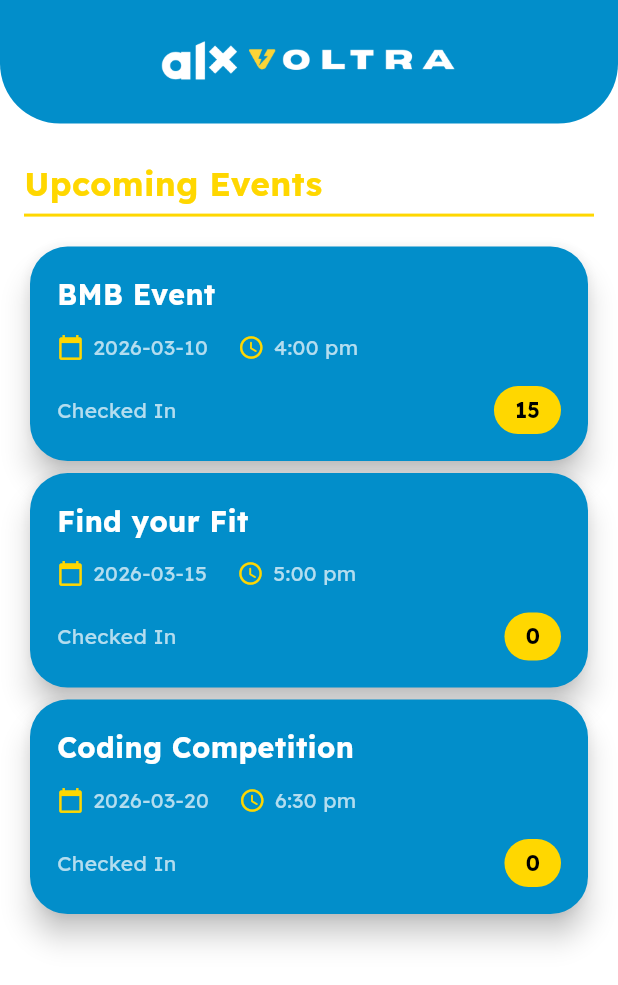
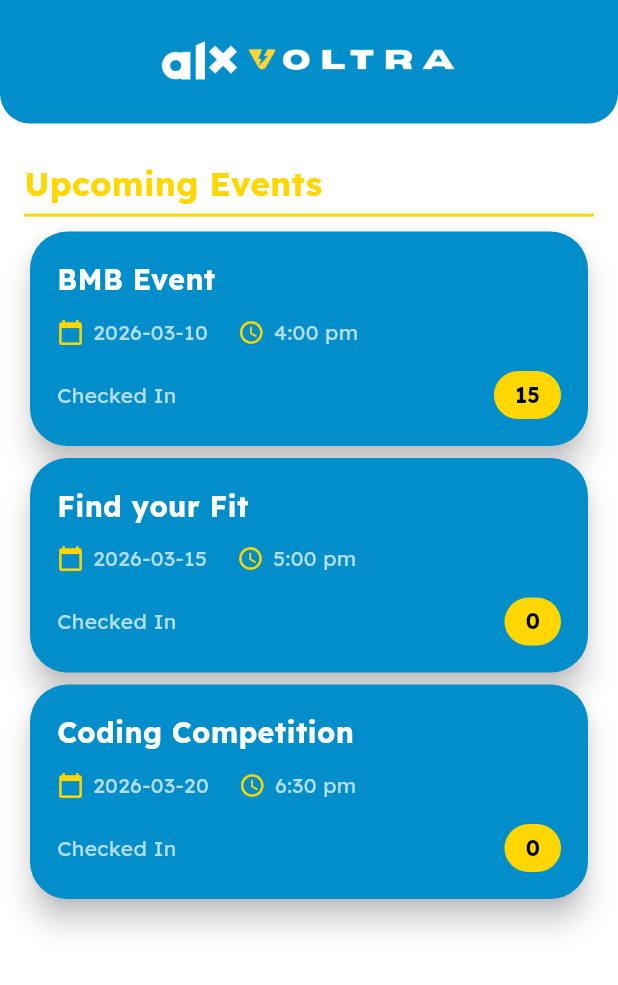
Before and after one commit to klarasameh1/VoltraScanner, a Flutter app: the screen it shows after launch, on a phone screen of 412 x 824 dp. Shown: the top 985 px of the screen. Run offline on Flutter 3.47's test engine with Material 3 defaults, Android fonts, the phone set to English and light mode, and no system bars; our stand-ins replace audioplayers; missing offline and left inert: mobile_scanner.

Commit message:
ui touches

```diff
--- a/lib/features/scanner/presentation/screens/home_screen.dart
+++ b/lib/features/scanner/presentation/screens/home_screen.dart
@@ -79,14 +79,14 @@ class _HomeScreenState extends State<HomeScreen> {
                     ),
                     const SizedBox(height: 5),
                     Container(height: 2, color: const Color(0xffffd700)),
-                    const SizedBox(height: 16),
+                    const SizedBox(height: 6),
 
                     Expanded(
                       child: Builder(
                         builder: (_) {
                           if (isLoading) {
                             return const Center(
-                              child: CircularProgressIndicator(),
+                              child: CircularProgressIndicator(color:Color(0xFF028ECA) ,),
                             );
                           }
 
--- a/lib/features/scanner/presentation/widgets/app_bar.dart
+++ b/lib/features/scanner/presentation/widgets/app_bar.dart
@@ -13,8 +13,8 @@ class CustomAppBar extends StatelessWidget {
       decoration: const BoxDecoration(
         color: Color(0xFF028ECA),
         borderRadius: BorderRadius.only(
-          bottomLeft: Radius.circular(40),
-          bottomRight: Radius.circular(40),
+          bottomLeft: Radius.circular(20),
+          bottomRight: Radius.circular(20),
         ),
       ),
       child: Center (
```
